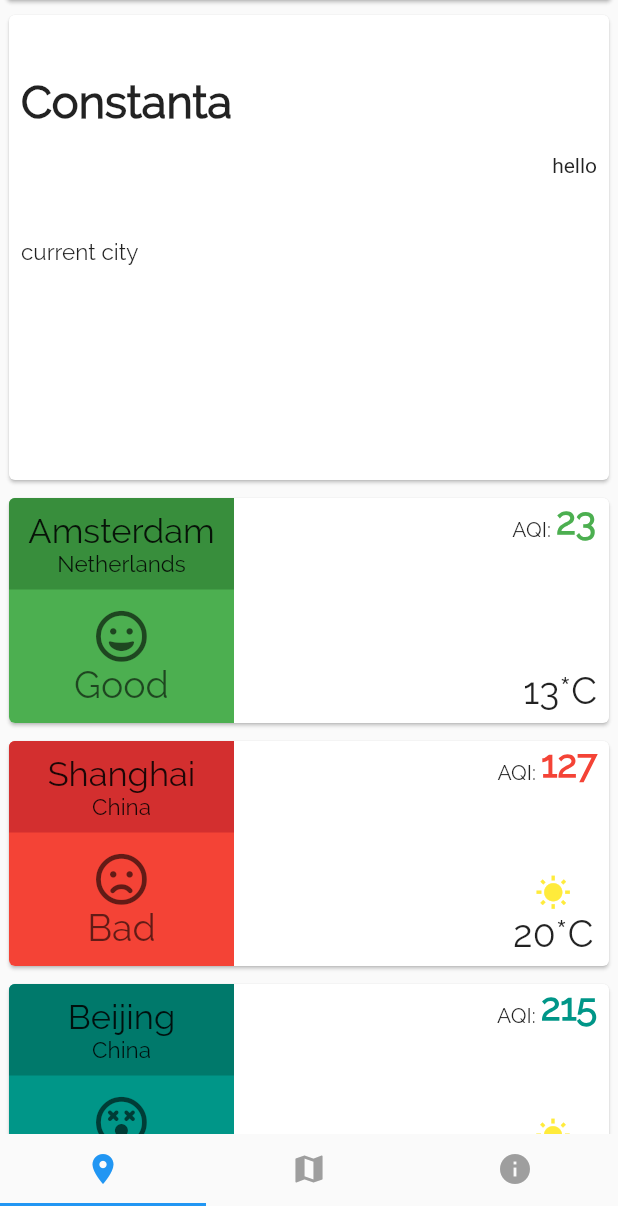
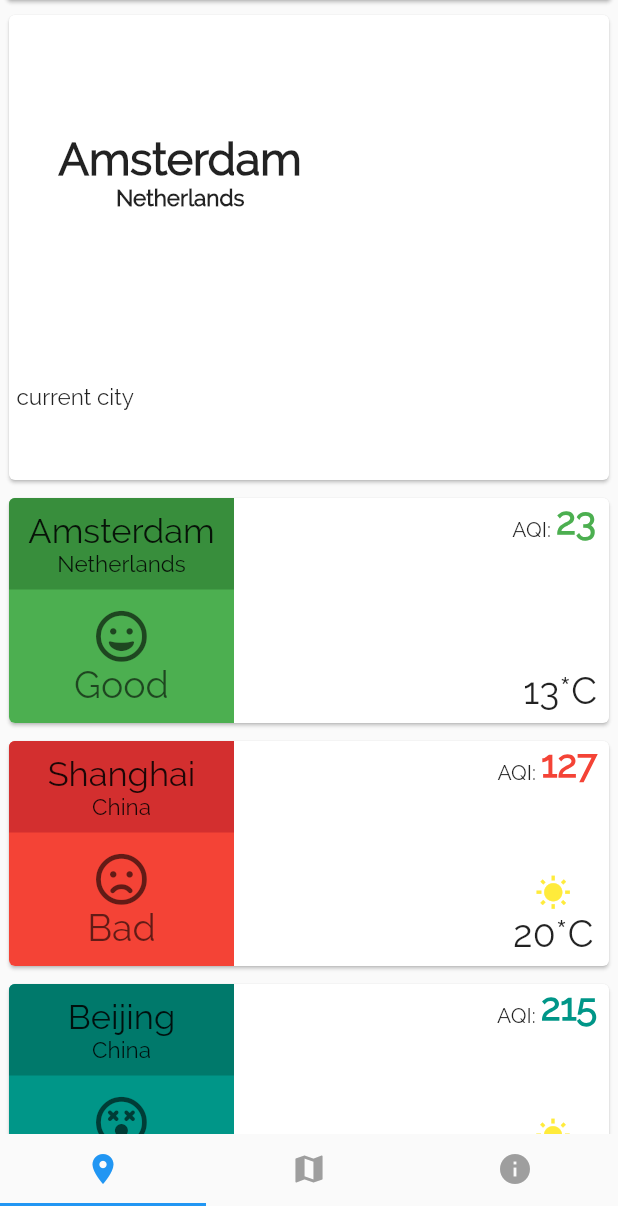
Before and after one commit to alexpavelm/SpaceAppsProject, a Flutter app: the BottomNavBar screen opened directly, on a phone screen of 412 x 824 dp, the part 30-1236 px from its top. Run offline on Flutter 3.47's test engine with Material 2 defaults, Android fonts, the phone set to English and light mode, and no system bars; drawn by our look-alikes of auto_size_text; our stand-ins replace font_awesome_flutter.

Commit message:
Merge branch 'master' of https://github.com/alexpavelm/SpaceAppsProject
# Conflicts:
#	pubspec.lock

```diff
--- a/lib/CurrentLocation.dart
+++ b/lib/CurrentLocation.dart
@@ -1,5 +1,8 @@
 import 'package:flutter/cupertino.dart';
 import 'package:flutter/material.dart';
+import 'package:space_apps_project/SmallCard.dart';
+
+import 'GlobalData.dart';
 
 class CurrentLocation extends StatefulWidget {
   @override
@@ -9,6 +12,8 @@ class CurrentLocation extends StatefulWidget {
 }
 
 class CurrentLocationState extends State<CurrentLocation> {
+  var globalData = GlobalData();
+
   @override
   Widget build(BuildContext context) {
     return Padding(
@@ -22,44 +27,60 @@ class CurrentLocationState extends State<CurrentLocation> {
               child: Container(
                 height: 300,
                 width: 400,
-                padding: const EdgeInsets.all(3.0),
                 child: Column(
                   children: [
                     Container(
-                      height: 100,
+//                      color: Color(0xFF57093E5),
+                      height: 200,
                       child: Row(
+                        mainAxisAlignment: MainAxisAlignment.spaceBetween,
                         children: <Widget>[
+                          Padding(
+                            padding: const EdgeInsets.only(left: 28),
+                            child: Column(
+                              mainAxisAlignment: MainAxisAlignment.center,
+                              crossAxisAlignment: CrossAxisAlignment.start,
+                              children: <Widget>[
                                 Text(
-                                  "Constanta",
+                                  globalData.mainCity.city,
                                   textAlign: TextAlign.left,
                                   style: TextStyle(
                                       fontWeight: FontWeight.bold,
                                       fontSize: 30,
                                       fontFamily: 'Raleway'),
                                 ),
-//                              Text(
-//                                "buna ziua",
-//                                textAlign: TextAlign.right,
-//                                style: TextStyle(
-//                                    fontWeight: FontWeight.bold,
-//                                    fontSize: 30,
-//                                    fontFamily: 'Raleway'),
-//                              ),
-                          Expanded(
-                            child: Column(
-                              mainAxisAlignment: MainAxisAlignment.end,
-                              crossAxisAlignment: CrossAxisAlignment.end,
-                              children: [
-                                FittedBox(
-                                  child: Text("hello"),
+                                Text(
+                                    "          "+globalData.mainCity.country,
+                                  textAlign: TextAlign.center,
+                                  style: TextStyle(
+                                      fontWeight: FontWeight.bold,
+                                      fontSize: 15,
+                                      fontFamily: 'Raleway'),
                                 ),
                               ],
+                            ),
+                          ),
+                          Padding(
+                            padding: const EdgeInsets.only(top: 5),
+                            child: Column(
+//                              children: <Widget>[
+//
+//                                Icon(
+//                                    SmallCard.getQualityIcon(globalData.mainCity.quality),
+//                                    size: 35,
+//                                    color: Colors.black.withOpacity(0.6)),
+//                                Icon(
+//                                    SmallCard.getWeatherIcon(globalData.mainCity.weather),
+//                                    size: 35,
+//                                    color: Colors.black.withOpacity(0.6))
+//                              ],
                             ),
                           ),
                         ],
                       ),
                     ),
                     Container(
+//                      color: Color(0xFF85AAFF),
                       height: 100,
                       child: Row(
                         children: <Widget>[
--- a/lib/GlobalData.dart
+++ b/lib/GlobalData.dart
@@ -1,7 +1,14 @@
+import 'dart:ui';
+
+import 'package:flutter/material.dart';
+import 'package:font_awesome_flutter/font_awesome_flutter.dart';
+import 'package:space_apps_project/main.dart';
+
 import 'LocationData.dart';
 
 class GlobalData {
   List<LocationData> cityList;
+  LocationData mainCity;
 
   static final GlobalData _singleton = GlobalData._internal();
 
@@ -12,6 +19,7 @@ class GlobalData {
   GlobalData._internal();
   void create() {
     cityList = new List();
+    mainCity = new LocationData("Amsterdam", "Netherlands", ["rainy", "rainy", "rainy", "cloudy", "cloudy"], [13, 15, 13, 13, 15], 23, []);
     cityList.add(new LocationData("Amsterdam", "Netherlands", ["rainy", "rainy", "rainy", "cloudy", "cloudy"], [13, 15, 13, 13, 15], 23, []));
     cityList.add(new LocationData("Shanghai", "China", ["sunny", "cloudy", "cloudy", "cloudy", "rainy"], [20, 23, 23, 20, 23], 127, []));
     cityList.add(new LocationData("Beijing", "China", ["sunny", "sunny", "sunny", "cloudy", "cloudy"], [18, 16, 18, 19, 11], 215, []));
@@ -24,4 +32,85 @@ class GlobalData {
     cityList.add(new LocationData("Tianjin", "China", ["cloudy", "sunny", "cloudy", "cloudy", "cloudy"], [22, 20, 22, 24, 17], 194, []));
     cityList.add(new LocationData("Bucharest", "Romania", ["sunny", "sunny", "sunny", "sunny", "sunny"], [24, 22, 23, 21, 21], 74, []));
   }
+
+  Icon getWeatherIcon(String weather) {
+    switch (weather) {
+      case "sunny":
+        return Icon(
+          Icons.wb_sunny,
+          color: Colors.yellow,
+        );
+        break;
+      case "cloudy":
+        return Icon(
+          Icons.wb_cloudy,
+          color: Colors.blue,
+        );
+        break;
+      case "rainy":
+        return Icon(
+          Icons.grain,
+          color: Colors.white,
+        );
+        break;
+      default:
+        return Icon(
+          Icons.wb_sunny,
+          color: Colors.yellow,
+        );
+        break;
+    }
+  }
+
+  String getQualityText(int quality) {
+    if (quality < 50) {
+      return "Good";
+    } else if (quality < 100) {
+      return "Moderate";
+    } else if (quality < 150) {
+      return "Bad";
+    } else if (quality < 200) {
+      return "Unhealthy";
+    }
+    return "RUN AWAY";
+  }
+
+  IconData getQualityIcon(int quality) {
+    if (quality < 50) {
+      return FontAwesomeIcons.grin;
+    } else if (quality < 100) {
+      return FontAwesomeIcons.meh;
+    } else if (quality < 150) {
+      return FontAwesomeIcons.frown;
+    } else if (quality < 200) {
+      return FontAwesomeIcons.dizzy;
+    }
+    return FontAwesomeIcons.dizzy;
+  }
+
+  Color getCardColor(int quality) {
+    if (quality < 50) {
+      return Colors.green.shade500;
+    } else if (quality < 100) {
+      return Colors.orange.shade500;
+    } else if (quality < 150) {
+      return Colors.red.shade500;
+    } else if (quality < 200) {
+      return Colors.purple.shade500;
+    }
+    return Colors.teal.shade500;
+  }
+
+  Color getCardDarkColor(int quality) {
+    if (quality < 50) {
+      return Colors.green.shade700;
+    } else if (quality < 100) {
+      return Colors.orange.shade700;
+    } else if (quality < 150) {
+      return Colors.red.shade700;
+    } else if (quality < 200) {
+      return Colors.purple.shade700;
+    }
+    return Colors.teal.shade700;
+  }
 }
--- a/lib/LocationData.dart
+++ b/lib/LocationData.dart
@@ -11,9 +11,6 @@ class LocationData {
   int quality;
   List<PingData> pings;
 
-
   LocationData(this.city, this.country, this.weather, this.temperature, this.quality, this.pings);
 
-
-
 }
--- a/lib/SmallCard.dart
+++ b/lib/SmallCard.dart
@@ -39,12 +39,12 @@ class _SmallCardState extends State<SmallCard> {
             children: <Widget>[
               Container(
                 width: 150,
-                color: getCardColor(quality),
+                color: globalData.getCardColor(quality),
                 child: Column(
                   mainAxisAlignment: MainAxisAlignment.spaceBetween,
                   children: <Widget>[
                     Container(
-                      color: getCardDarkColor(quality),
+                      color: globalData.getCardDarkColor(quality),
                       child: Padding(
                         padding: const EdgeInsets.all(8.0),
                         child: Row(
@@ -68,11 +68,11 @@ class _SmallCardState extends State<SmallCard> {
                     Column(
                           mainAxisAlignment: MainAxisAlignment.center,
                           children: <Widget>[
-                            Icon(getQualityIcon(quality), size: 35, color: Colors.black.withOpacity(0.6),),
+                            Icon(globalData.getQualityIcon(quality), size: 35, color: Colors.black.withOpacity(0.6),),
                             Padding(
                               padding: const EdgeInsets.only(bottom: 12),
                               child: AutoSizeText(
-                                getQualityText(quality),
+                                globalData.getQualityText(quality),
                                 maxLines: 1,
                                 style: TextStyle(
                                     fontSize: 25,
@@ -100,7 +100,7 @@ class _SmallCardState extends State<SmallCard> {
                           child: Text(
                             quality.toString(),
                             style: TextStyle(fontSize: 25, fontFamily: 'Raleway',
-                              color: getCardColor(quality), fontWeight: FontWeight.bold),
+                              color: globalData.getCardColor(quality), fontWeight: FontWeight.bold),
                           ),
                         ),
                       ],
@@ -110,7 +110,7 @@ class _SmallCardState extends State<SmallCard> {
                     padding: const EdgeInsets.all(8.0),
                     child: Column(
                       children: <Widget>[
-                        getWeatherIcon(weather),
+                        globalData.getWeatherIcon(weather),
                         Text(
                           temperature.toString() + "*C",
                           style: TextStyle(fontSize: 25, fontFamily: 'Raleway'),
@@ -126,85 +126,4 @@ class _SmallCardState extends State<SmallCard> {
       ),
     );
   }
-
-  Icon getWeatherIcon(String weather) {
-    switch (weather) {
-      case "sunny":
-        return Icon(
-          Icons.wb_sunny,
-          color: Colors.yellow,
-        );
-        break;
-      case "cloudy":
-        return Icon(
-          Icons.wb_cloudy,
-          color: Colors.blue,
-        );
-        break;
-      case "rainy":
-        return Icon(
-          Icons.grain,
-          color: Colors.white,
-        );
-        break;
-      default:
-        return Icon(
-          Icons.wb_sunny,
-          color: Colors.yellow,
-        );
-        break;
-    }
-  }
-
-  String getQualityText(int quality) {
-    if (quality < 50) {
-      return "Good";
-    } else if (quality < 100) {
-      return "Moderate";
-    } else if (quality < 150) {
-      return "Bad";
-    } else if (quality < 200) {
-      return "Unhealthy";
-    }
-    return "RUN AWAY";
-  }
-
-  IconData getQualityIcon(int quality) {
-    if (quality < 50) {
-      return FontAwesomeIcons.grin;
-    } else if (quality < 100) {
-      return FontAwesomeIcons.meh;
-    } else if (quality < 150) {
-      return FontAwesomeIcons.frown;
-    } else if (quality < 200) {
-      return FontAwesomeIcons.dizzy;
-    }
-    return FontAwesomeIcons.dizzy;
-  }
-
-  Color getCardColor(int quality) {
-    if (quality < 50) {
-      return Colors.green.shade500;
-    } else if (quality < 100) {
-      return Colors.orange.shade500;
-    } else if (quality < 150) {
-      return Colors.red.shade500;
-    } else if (quality < 200) {
-      return Colors.purple.shade500;
-    }
-    return Colors.teal.shade500;
-  }
-
-  Color getCardDarkColor(int quality) {
-    if (quality < 50) {
-      return Colors.green.shade700;
-    } else if (quality < 100) {
-      return Colors.orange.shade700;
-    } else if (quality < 150) {
-      return Colors.red.shade700;
-    } else if (quality < 200) {
-      return Colors.purple.shade700;
-    }
-    return Colors.teal.shade700;
-  }
 }
```
